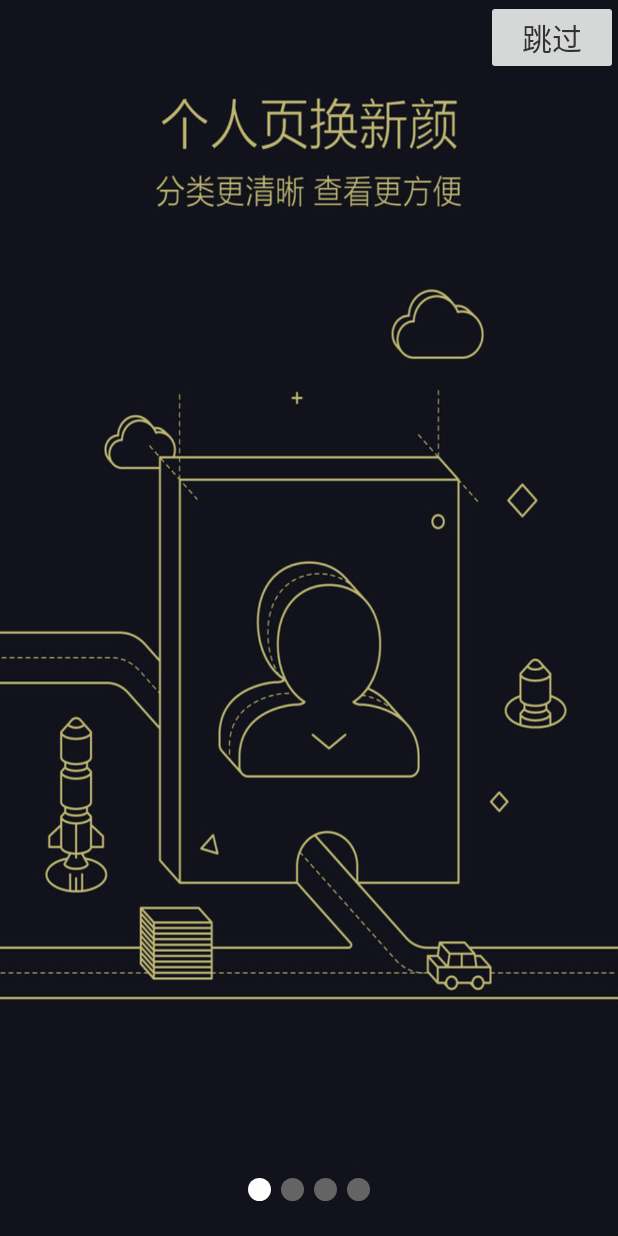
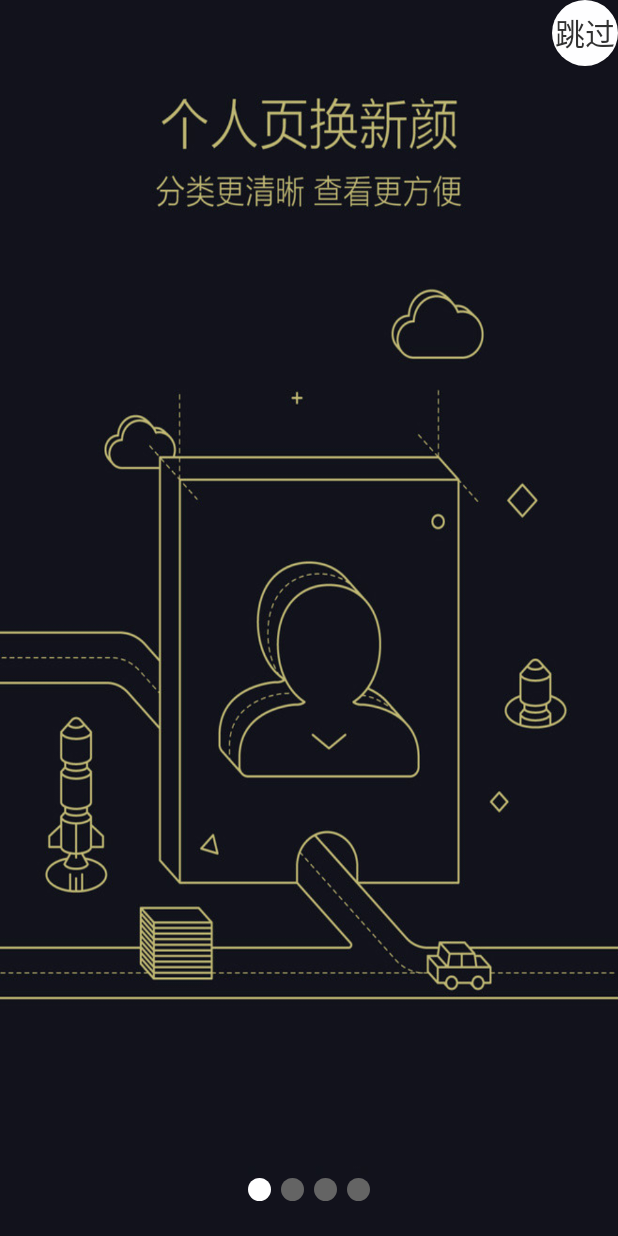
Before and after one commit to haodaxia1/MissPhoto, an Android app: the TutorialIntroPageActivity screen opened directly, with no data from a screen before it, on a phone screen of 412 x 824 dp. Run offline under Robolectric (Android 15) with nearby library versions, the phone set to English and light mode, and no system bars.

Commit message:
跳过，立即体验 shape 背景

```diff
--- a/app/src/main/res/layout/tutorial_info_page.xml
+++ b/app/src/main/res/layout/tutorial_info_page.xml
@@ -26,7 +26,6 @@
         android:layout_height="match_parent"
         android:layout_alignParentBottom="true"
         android:layout_marginBottom="20dp" >
-
         <LinearLayout
             android:layout_width="wrap_content"
             android:layout_height="wrap_content"
@@ -72,12 +71,13 @@
             android:gravity="center"
             android:orientation="horizontal" >
 
-            <Button
+             <Button
                 android:id="@+id/skip_button"
-                android:layout_width="wrap_content"
-                android:layout_height="wrap_content"
+                android:layout_width="44dp"
+                android:layout_height="44dp"
                 android:text="跳过"
                 android:textSize="20dp"
+                 android:background="@drawable/shape1"
                 android:textColor="#323232" />
             </LinearLayout>
         <LinearLayout
@@ -92,10 +92,11 @@
                 android:id="@+id/done_button"
                 android:layout_width="wrap_content"
                 android:layout_height="wrap_content"
+                android:background="@drawable/shape1"
                 android:text="立即体验"
                 android:textSize="21dp"
                 android:textColor="#323232"
-                android:drawablePadding="10dp"
+                android:drawablePadding="1dp"
                 android:visibility="gone"></Button>
         </LinearLayout>
 
```
